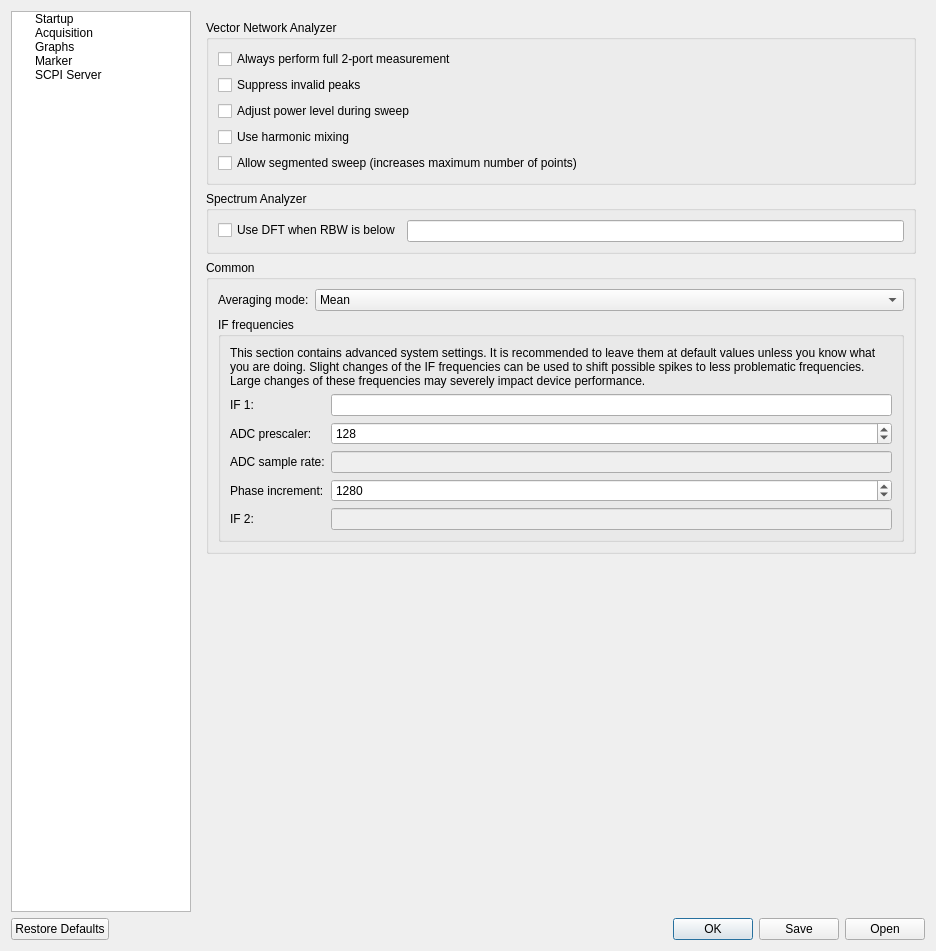
Above: Software/PC_Application/preferencesdialog.ui from jankae/LibreVNA before the change. Below: the same form after it.
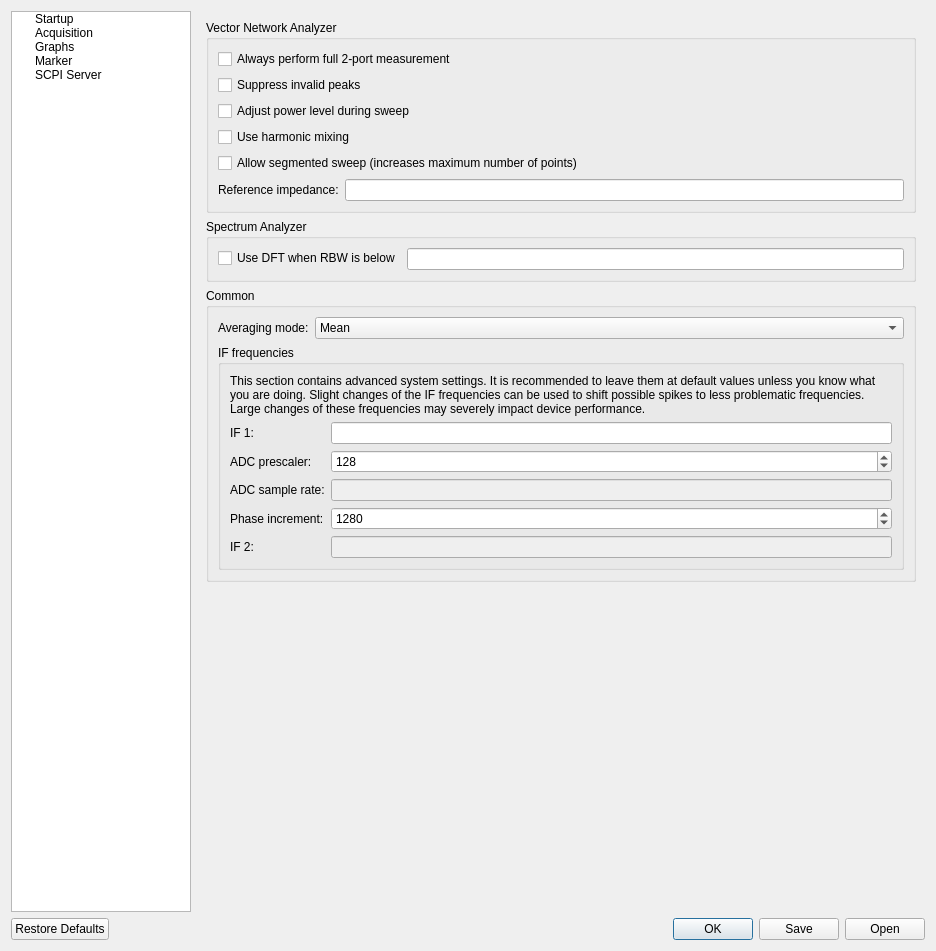
That is the form after the change. Custom widgets are drawn as their Qt base class.

Commit message: Selectable reference impedance

```diff
--- a/Software/PC_Application/preferencesdialog.ui
+++ b/Software/PC_Application/preferencesdialog.ui
@@ -745,6 +745,24 @@
               </property>
              </widget>
             </item>
+            <item>
+             <layout class="QFormLayout" name="formLayout_11">
+              <item row="0" column="0">
+               <widget class="QLabel" name="label_39">
+                <property name="text">
+                 <string>Reference impedance:</string>
+                </property>
+               </widget>
+              </item>
+              <item row="0" column="1">
+               <widget class="SIUnitEdit" name="AcquisitionReferenceImpedance">
+                <property name="toolTip">
+                 <string>&lt;html&gt;&lt;head/&gt;&lt;body&gt;&lt;p&gt;Frequency of the first IF&lt;/p&gt;&lt;/body&gt;&lt;/html&gt;</string>
+                </property>
+               </widget>
+              </item>
+             </layout>
+            </item>
            </layout>
           </widget>
          </item>
```
The commit also changes 11 other files.
